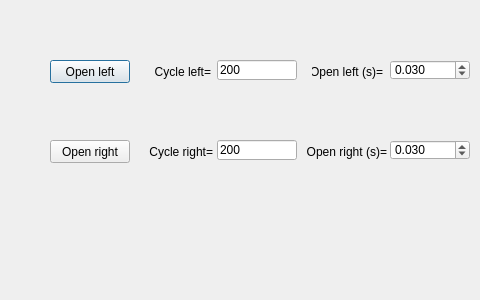
First picture: the form in src/foraging_gui/Calibration.ui, repository AllenNeuralDynamics/dynamic-foraging-task, before the edit; both pictures show x 0 to 480 and y 0 to 300 of the 756 by 300 pixel window.
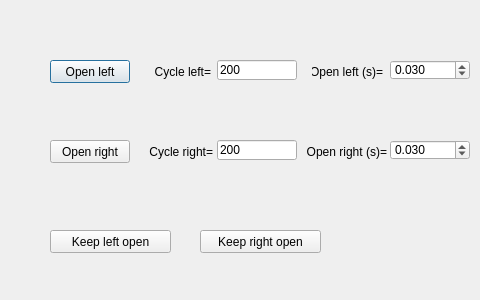
Second picture: the form after the edit.

Commit message: Added keep valve open

What changed in the file:
```diff
--- a/src/foraging_gui/Calibration.ui
+++ b/src/foraging_gui/Calibration.ui
@@ -261,6 +261,38 @@
     <bool>true</bool>
    </property>
   </widget>
+  <widget class="QPushButton" name="OpenLeftForever">
+   <property name="geometry">
+    <rect>
+     <x>50</x>
+     <y>230</y>
+     <width>121</width>
+     <height>23</height>
+    </rect>
+   </property>
+   <property name="text">
+    <string>Keep left open</string>
+   </property>
+   <property name="checkable">
+    <bool>true</bool>
+   </property>
+  </widget>
+  <widget class="QPushButton" name="OpenRightForever">
+   <property name="geometry">
+    <rect>
+     <x>200</x>
+     <y>230</y>
+     <width>121</width>
+     <height>23</height>
+    </rect>
+   </property>
+   <property name="text">
+    <string>Keep right open</string>
+   </property>
+   <property name="checkable">
+    <bool>true</bool>
+   </property>
+  </widget>
  </widget>
  <resources/>
  <connections/>
```
The commit also changes 2 other files.
